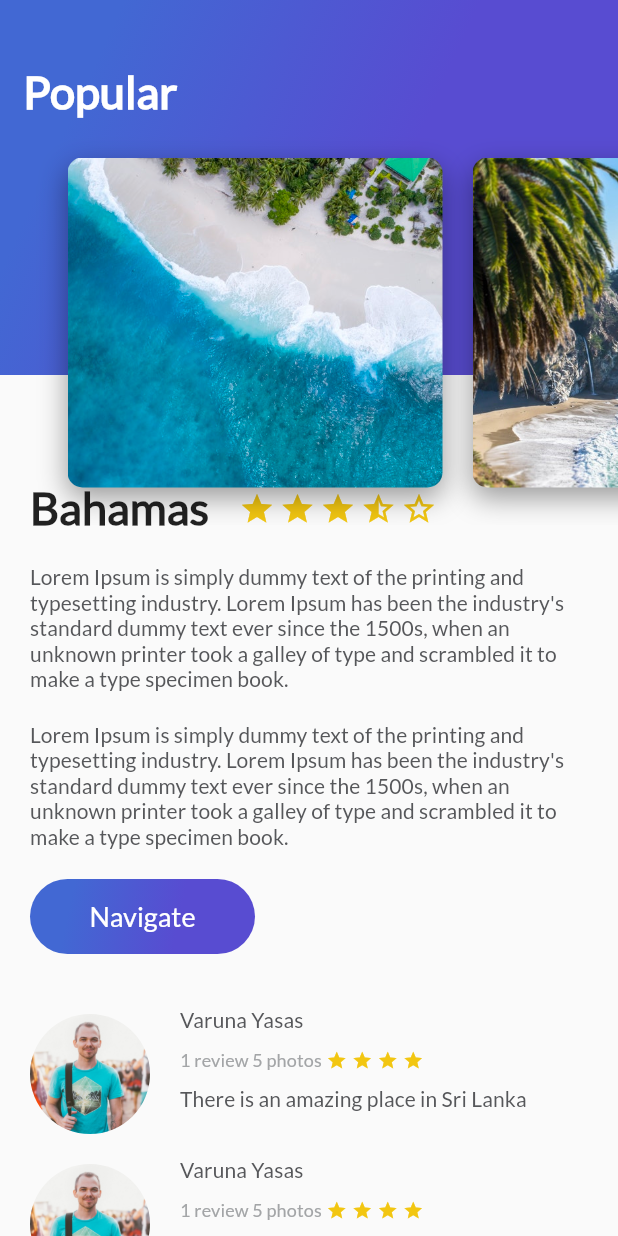
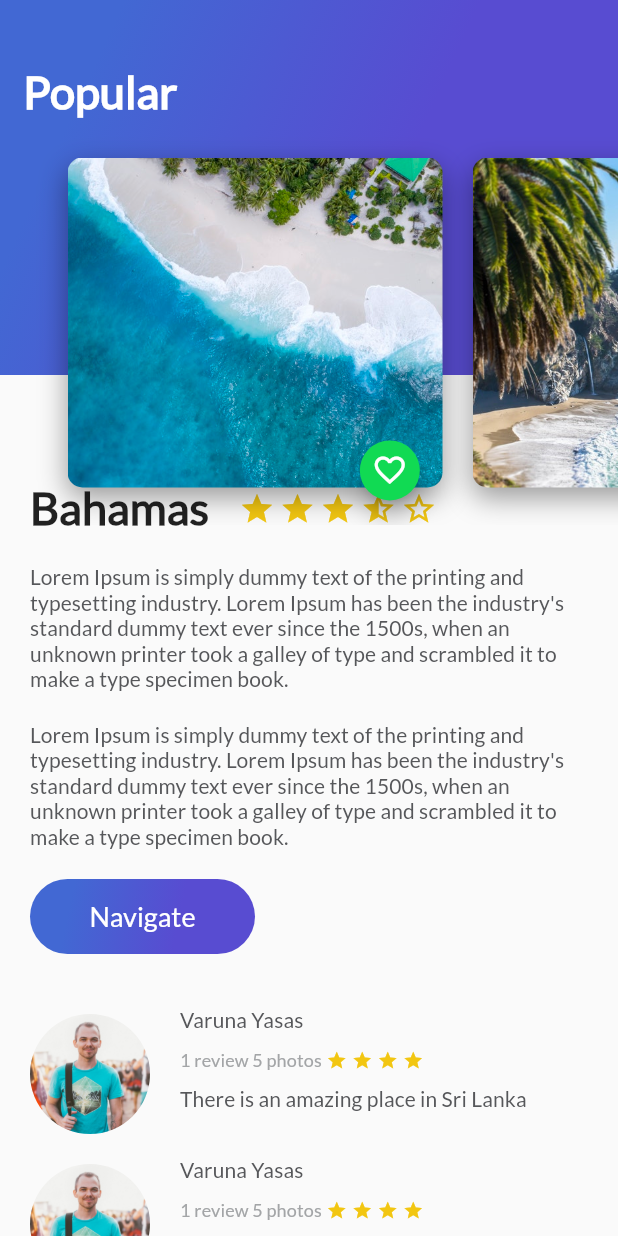
Before and after one commit to efrencodes/favorite-places-flutter, a Flutter app: the screen it shows after launch, on a phone screen of 412 x 824 dp. Run offline on Flutter 3.47's test engine with Material 2 defaults, Android fonts, the phone set to English and light mode, and no system bars.

Commit message:
FEAT Add interation in button favorite

```diff
--- a/lib/card_image.dart
+++ b/lib/card_image.dart
@@ -1,4 +1,5 @@
 import 'package:flutter/material.dart';
+import 'floating_action_button_green.dart';
 
 class CardImage extends StatelessWidget {
   String imagePath;
@@ -21,6 +22,9 @@ class CardImage extends StatelessWidget {
                 offset: Offset(0.0, 7.0))
           ]),
     );
-    return card;
+    return Stack(
+      alignment: Alignment(0.9, 1.1),
+      children: [card, FloatingActionButtonGreen()],
+    );
   }
 }
--- /dev/null
+++ b/lib/floating_action_button_green.dart
@@ -0,0 +1,27 @@
+import 'package:flutter/material.dart';
+
+class FloatingActionButtonGreen extends StatefulWidget {
+  @override
+  State<StatefulWidget> createState() {
+    return _FloatingActionButtonGreen();
+  }
+}
+
+class _FloatingActionButtonGreen extends State<FloatingActionButtonGreen> {
+  bool liked = true;
+  void onPressedFavorite() {
+    liked = !liked;
+    setState(() {});
+  }
+
+  @override
+  Widget build(BuildContext context) {
+    return FloatingActionButton(
+      backgroundColor: Color(0xFF11DA53),
+      mini: true,
+      tooltip: 'Favorite',
+      child: Icon(liked ? Icons.favorite_border : Icons.favorite),
+      onPressed: onPressedFavorite,
+    );
+  }
+}
```
